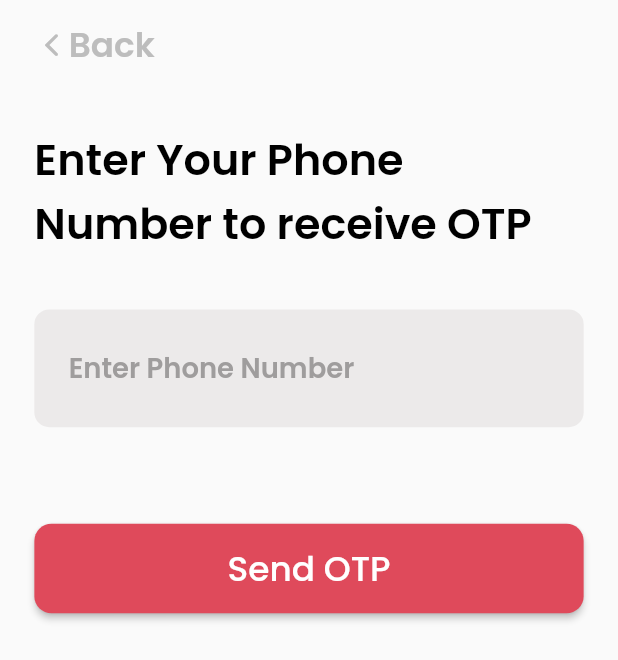
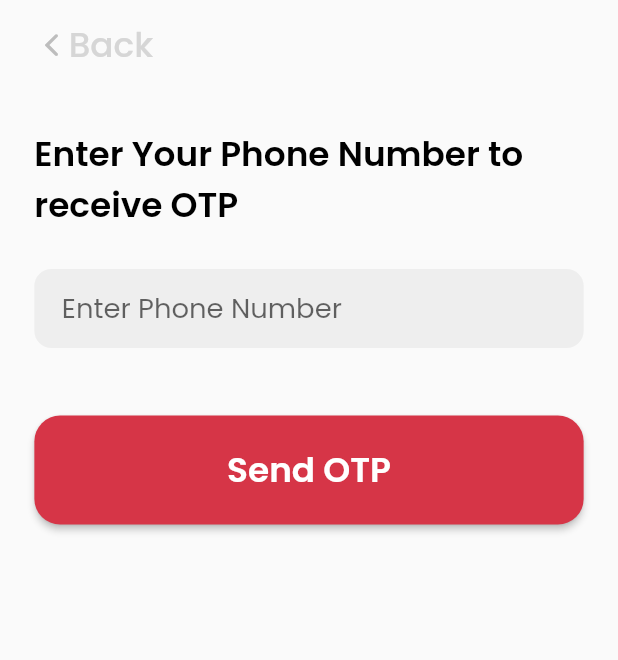
Before and after one commit to ayush-mahawar26/ApniKaksha_Clone_Firebase, a Flutter app: the screen it shows after launch, after a tap on "Create Account", on a phone screen of 412 x 824 dp. Shown: the top 660 px of the screen. Run offline on Flutter 3.47's test engine with Material 2 defaults, Android fonts, the light colour scheme and no system bars; our stand-ins replace device_preview, firebase_core, flutter_otp_text_field, flutter_screenutil, google_fonts; accounts and stored records are empty.

Commit message:
phonePage resolved

```diff
--- /dev/null
+++ b/lib/Screens/Login_Register/Register/phn_number.dart
@@ -0,0 +1,120 @@
+// ignore_for_file: prefer_const_constructors
+
+import 'package:apni_kaksha/Screens/Login_Register/Register/otp_scr.dart';
+import 'package:flutter/cupertino.dart';
+import 'package:flutter/material.dart';
+import 'package:flutter_screenutil/flutter_screenutil.dart';
+import 'package:google_fonts/google_fonts.dart';
+
+class PhoneNumberScreen extends StatefulWidget {
+  const PhoneNumberScreen({Key? key}) : super(key: key);
+
+  @override
+  _PhoneNumberScreenState createState() => _PhoneNumberScreenState();
+}
+
+class _PhoneNumberScreenState extends State<PhoneNumberScreen> {
+  static GlobalKey<FormFieldState> _formKey = GlobalKey<FormFieldState>();
+  var poppins = GoogleFonts.poppins().fontFamily;
+  var phnNumber = TextEditingController();
+  @override
+  Widget build(BuildContext context) {
+    return SafeArea(
+      child: Scaffold(
+          body: Padding(
+        padding: EdgeInsets.fromLTRB(20.w, 10.h, 20.w, 0),
+        child: Column(
+          children: [
+            Row(
+              children: [
+                InkWell(
+                  child: Icon(
+                    CupertinoIcons.back,
+                    color: Colors.grey[400],
+                    size: 20.sp,
+                  ),
+                  onTap: () {},
+                ),
+                Text(
+                  "Back",
+                  style: TextStyle(
+                      color: Colors.grey[350],
+                      fontSize: 20.sp,
+                      fontFamily: poppins,
+                      fontWeight: FontWeight.w500),
+                ),
+              ],
+            ),
+            SizedBox(
+              height: 30.h,
+            ),
+            Text(
+              "Enter Your Phone Number to receive OTP",
+              style: TextStyle(
+                  color: Colors.black,
+                  fontFamily: poppins,
+                  fontSize: 20.sp,
+                  fontWeight: FontWeight.w600),
+            ),
+            SizedBox(height: 20.h),
+            TextFormField(
+                controller: phnNumber,
+                keyboardType: TextInputType.phone,
+                style: TextStyle(
+                    color: Colors.black,
+                    fontFamily: GoogleFonts.poppins().fontFamily,
+                    fontSize: 16.sp),
+                decoration: InputDecoration(
+                    hintStyle: TextStyle(fontSize: 16.sp),
+                    filled: true,
+                    fillColor: Colors.grey[200],
+                    contentPadding: EdgeInsets.fromLTRB(16.w, 10.h, 0, 10.h),
+                    hintText: "Enter Phone Number",
+                    enabledBorder: OutlineInputBorder(
+                      borderRadius: BorderRadius.all(Radius.circular(10.r)),
+                      borderSide: BorderSide.none,
+                    ),
+                    focusedBorder: OutlineInputBorder(
+                        borderRadius: BorderRadius.all(Radius.circular(10.r)),
+                        borderSide: BorderSide.none))),
+            SizedBox(
+              height: 35.h,
+            ),
+            SizedBox(
+              width: MediaQuery.of(context).size.width.w,
+              child: ElevatedButton(
+                  style: ButtonStyle(
+                      backgroundColor:
+                          MaterialStateProperty.all(Color(0xffD63547)),
+                      shape: MaterialStateProperty.all(RoundedRectangleBorder(
+                          borderRadius:
+                              BorderRadius.all(Radius.circular(15.r))))),
+                  onPressed: () {
+                    if (phnNumber.text.isNotEmpty &&
+                        phnNumber.text.length == 10) {
+                      Navigator.of(context).push(MaterialPageRoute(
+                          builder: (context) =>
+                              OTPScreen(phnNumber: phnNumber.text)));
+                    } else {
+                      ScaffoldMessenger.of(context).showSnackBar(
+                          SnackBar(content: Text("Invalid Phone Number ")));
+                    }
+                  },
+                  child: Padding(
+                    padding: EdgeInsets.symmetric(vertical: 15.h),
+                    child: Text(
+                      "Send OTP",
+                      style: TextStyle(
+                          color: Colors.white,
+                          fontFamily: poppins,
+                          fontSize: 20.sp,
+                          fontWeight: FontWeight.w600),
+                    ),
+                  )),
+            )
+          ],
+        ),
+      )),
+    );
+  }
+}
--- a/lib/Screens/Login_Register/Register/phone_no.dart
+++ /dev/null
@@ -1,130 +0,0 @@
-// ignore_for_file: prefer_const_constructors
-
-import 'package:flutter/cupertino.dart';
-import 'package:flutter/material.dart';
-import 'package:google_fonts/google_fonts.dart';
-import 'package:flutter_screenutil/flutter_screenutil.dart';
-
-class PhoneNumber extends StatefulWidget {
-  const PhoneNumber({Key? key}) : super(key: key);
-
-  @override
-  _PhoneNumberState createState() => _PhoneNumberState();
-}
-
-class _PhoneNumberState extends State<PhoneNumber> {
-  @override
-  Widget build(BuildContext context) {
-    var poppins = GoogleFonts.poppins().fontFamily;
-    TextEditingController phnNumber = TextEditingController();
-
-    return SafeArea(
-      child: Scaffold(
-        body: Column(
-          children: [
-            Padding(
-              padding: EdgeInsets.fromLTRB(20.w, 10.h, 0, 0),
-              child: Row(
-                children: [
-                  InkWell(
-                    onTap: () {
-                      Navigator.of(context).pop();
-                    },
-                    child: Icon(
-                      CupertinoIcons.back,
-                      color: Colors.grey[400],
-                      size: 20.sp,
-                    ),
-                  ),
-                  Text(
-                    "Back",
-                    style: TextStyle(
-                      fontFamily: poppins,
-                      fontWeight: FontWeight.w600,
-                      fontSize: 20.sp,
-                      color: Colors.grey[400],
-                    ),
-                  )
-                ],
-              ),
-            ),
-            SizedBox(
-              height: 30.h,
-            ),
-            Padding(
-              padding: EdgeInsets.symmetric(horizontal: 20.w),
-              child: SizedBox(
-                width: MediaQuery.of(context).size.width.w,
-                child: Text(
-                  "Enter Your Phone Number to receive OTP",
-                  style: TextStyle(
-                      color: Colors.black,
-                      fontFamily: poppins,
-                      fontWeight: FontWeight.w600,
-                      fontSize: 25.sp),
-                ),
-              ),
-            ),
-            SizedBox(
-              height: 27.h,
-            ),
-            Padding(
-              padding: EdgeInsets.symmetric(horizontal: 20.w),
-              child: TextFormField(
-                controller: phnNumber,
-                style: TextStyle(
-                    fontSize: 16.sp,
-                    fontFamily: poppins,
-                    fontWeight: FontWeight.w600),
-                keyboardType: TextInputType.number,
-                decoration: InputDecoration(
-                    contentPadding: EdgeInsets.fromLTRB(20.w, 20.h, 0, 20.h),
-                    fillColor: Color(0xffECEAEA),
-                    filled: true,
-                    hintStyle: TextStyle(
-                        color: Color(0xff9F9D9D),
-                        fontFamily: poppins,
-                        fontSize: 16.sp),
-                    hintText: "Enter Phone Number",
-                    enabledBorder: OutlineInputBorder(
-                      borderSide: BorderSide.none,
-                      borderRadius: BorderRadius.all(Radius.circular(10)),
-                    ),
-                    focusedBorder: OutlineInputBorder(
-                      borderSide: BorderSide.none,
-                      borderRadius: BorderRadius.all(Radius.circular(10)),
-                    )),
-              ),
-            ),
-            SizedBox(
-              height: 50.h,
-            ),
-            Padding(
-                padding: EdgeInsets.symmetric(horizontal: 20.sp),
-                child: SizedBox(
-                    width: MediaQuery.of(context).size.width.w,
-                    child: ElevatedButton(
-                        style: ButtonStyle(
-                          shape: MaterialStateProperty.all(
-                              RoundedRectangleBorder(
-                                  borderRadius:
-                                      BorderRadius.all(Radius.circular(10.r)))),
-                          backgroundColor:
-                              MaterialStateProperty.all(Color(0xffDF4A5B)),
-                        ),
-                        onPressed: () {},
-                        child: Padding(
-                            padding: EdgeInsets.symmetric(vertical: 10.h),
-                            child: Text(
-                              "Send OTP",
-                              style: TextStyle(
-                                fontFamily: poppins,
-                                fontSize: 20.sp,
-                              ),
-                            )))))
-          ],
-        ),
-      ),
-    );
-  }
-}
--- a/lib/Screens/enter_option.dart
+++ b/lib/Screens/enter_option.dart
@@ -1,7 +1,7 @@
 // ignore_for_file: prefer_const_constructors, prefer_const_literals_to_create_immutables, dead_code, avoid_print, duplicate_ignore
 
 import 'package:apni_kaksha/Screens/Login_Register/Login/login.dart';
-import 'package:apni_kaksha/Screens/Login_Register/Register/phone_no.dart';
+import 'package:apni_kaksha/Screens/Login_Register/Register/phn_number.dart';
 import 'package:flutter/cupertino.dart';
 import 'package:flutter/material.dart';
 import 'package:flutter/rendering.dart';
@@ -128,7 +128,7 @@ Widget optionPageLayout(BuildContext context) {
                             MaterialStateProperty.all(Color(0xffF6D7DA))),
                     onPressed: () {
                       Navigator.of(context).push(MaterialPageRoute(
-                          builder: (context) => PhoneNumber()));
+                          builder: (context) => PhoneNumberScreen()));
                     },
                     child: Padding(
                       padding: EdgeInsets.symmetric(vertical: 10.h),
--- a/lib/main.dart
+++ b/lib/main.dart
@@ -1,4 +1,5 @@
 // ignore_for_file: prefer_const_constructors
+import 'package:apni_kaksha/Screens/Login_Register/Register/phn_number.dart';
 import 'package:apni_kaksha/Screens/enter_option.dart';
 import 'package:device_preview/device_preview.dart';
 import 'package:firebase_core/firebase_core.dart';
--- a/pubspec.yaml
+++ b/pubspec.yaml
@@ -38,6 +38,7 @@ dependencies:
   firebase_auth: ^3.1.2
   firebase_core: ^1.7.0
   cloud_firestore: ^2.5.3
+  flutter_otp_text_field: ^1.0.0
 
 dev_dependencies:
 
```
Also changed, not shown: lib/Screens/Login_Register/Register/otp_scr.dart (+103 -3 lines), pubspec.lock, 1 other file.
